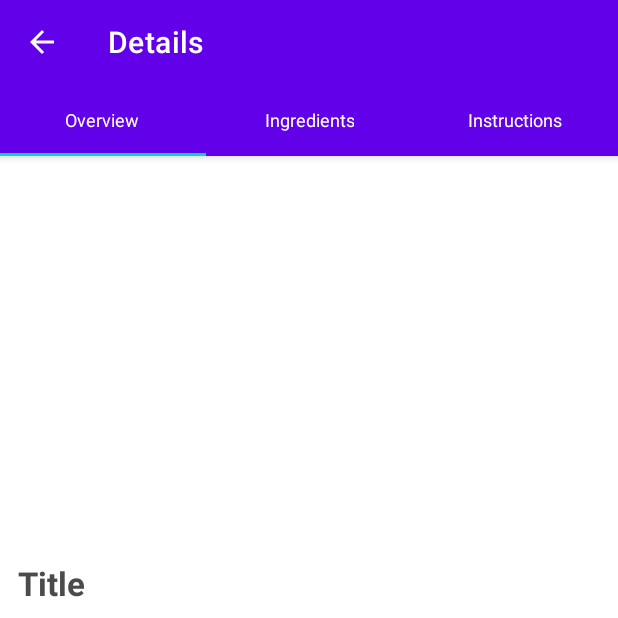
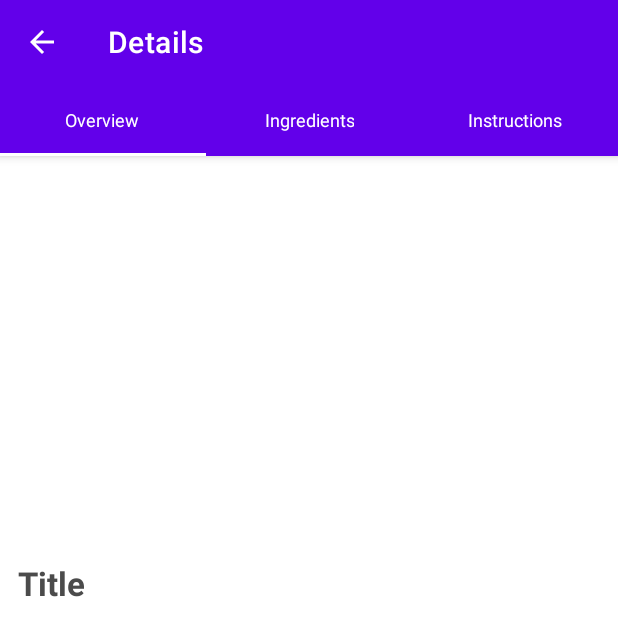
Before and after one commit to betulantep/FoodyApp, an Android app: the OverviewFragment screen opened directly, with no data from a screen before it, on a phone screen of 412 x 824 dp, the top half of it. Run offline under Robolectric (Android 15) with nearby library versions, the phone set to English and light mode, and no system bars; our stand-ins replace Dagger/Hilt's generated code; pictures from the network do not load; Roboto replaces fonts that are not available here; 2 statements that could not run were skipped.

Commit message:
fix color problem

```diff
--- a/app/src/main/res/layout/fragment_overview.xml
+++ b/app/src/main/res/layout/fragment_overview.xml
@@ -4,7 +4,6 @@
     xmlns:tools="http://schemas.android.com/tools"
     android:layout_width="match_parent"
     android:layout_height="match_parent"
-    android:background="#FFFFFF"
     tools:context=".ui.fragments.overview.OverviewFragment">
 
 
--- a/app/src/main/res/values/colors.xml
+++ b/app/src/main/res/values/colors.xml
@@ -3,8 +3,6 @@
     <color name="purple_200">#FFBB86FC</color>
     <color name="purple_500">#FF6200EE</color>
     <color name="purple_700">#FF3700B3</color>
-    <color name="teal_200">#FF03DAC5</color>
-    <color name="teal_700">#FF018786</color>
 
     <color name="colorPrimary">#6200EA</color>
     <color name="colorPrimaryDark">#5502C8</color>
--- a/app/src/main/res/values/themes.xml
+++ b/app/src/main/res/values/themes.xml
@@ -36,7 +36,7 @@
 
     <style name="CustomTabLayoutStyle" parent="Widget.Design.TabLayout">
         <item name="background">@color/actionBarBackgroundColor</item>
-        <item name="tabIndicator">@color/white</item>
+        <item name="tabIndicatorColor">@color/white</item>
         <item name="tabIndicatorHeight">2dp</item>
         <item name="tabSelectedTextColor">@color/white</item>
     </style>
```
